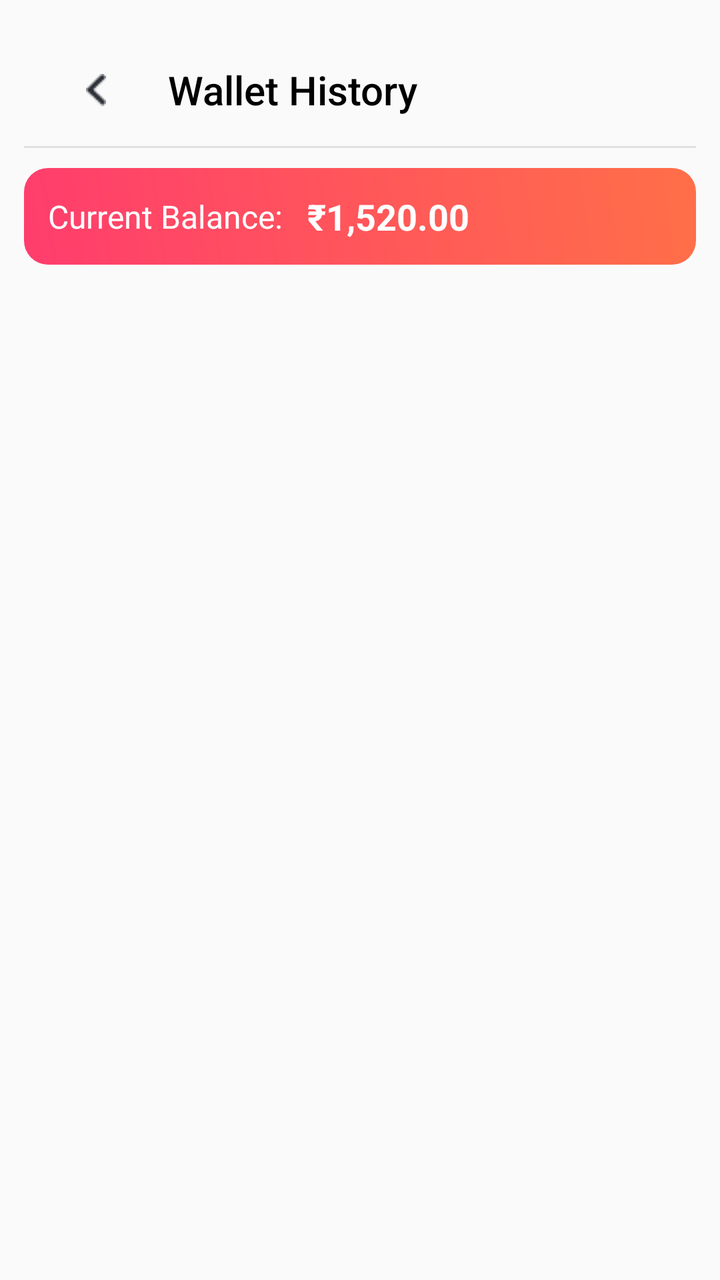
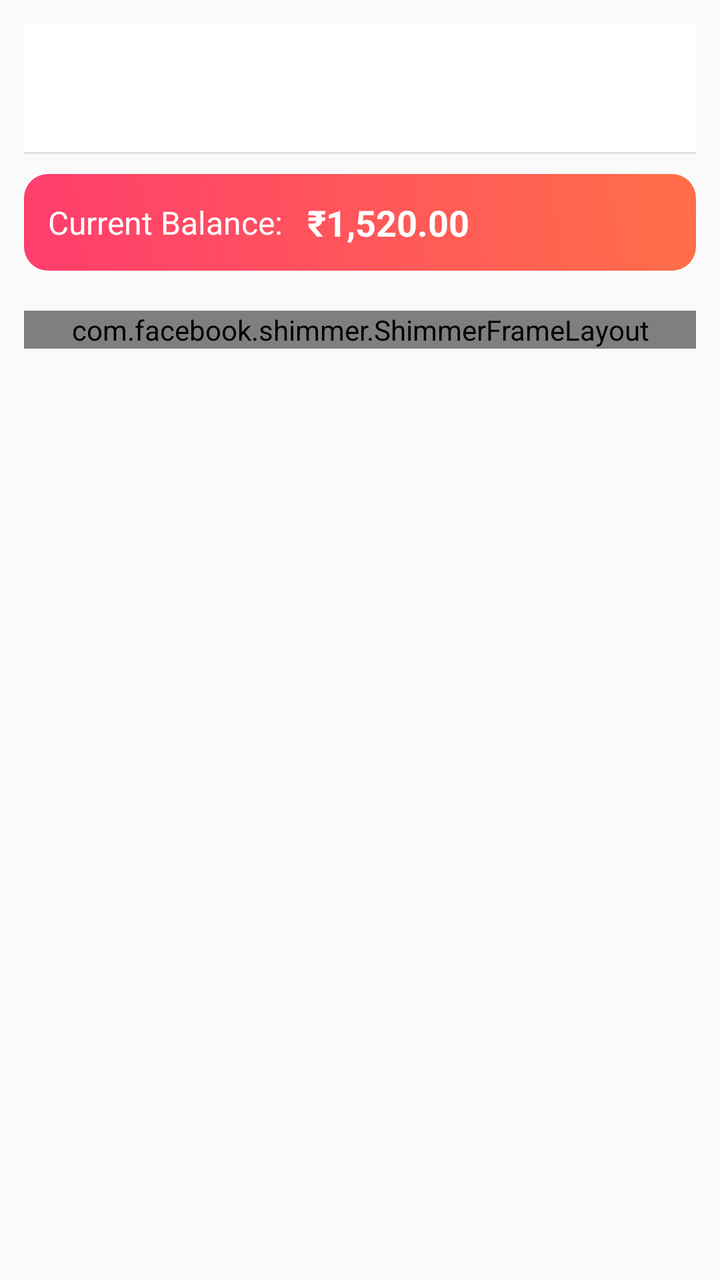

Before-and-after screenshots of an Android layout around one commit, followed by the original layout XML and the change that was made.
<!-- AndroidManifest.xml: application theme Theme.Food_delivery -->
<!-- res/layout/activity_wallet_history.xml -->
<?xml version="1.0" encoding="utf-8"?>
<layout xmlns:android="http://schemas.android.com/apk/res/android"
    xmlns:app="http://schemas.android.com/apk/res-auto">
    <data></data>

    <LinearLayout
        android:orientation="vertical"
        android:background="#FAFAFA"
        android:padding="12dp"
        android:layout_width="match_parent"
        android:layout_height="match_parent">

        <Toolbar
            android:id="@+id/toolbar"
            android:layout_width="match_parent"
            android:layout_height="wrap_content"
            android:background="@android:color/transparent"
            android:elevation="0dp"
            android:title="Wallet History"
            android:titleTextColor="@android:color/black"
            android:navigationIcon="@drawable/ic_back"
            android:paddingStart="8dp"
            android:paddingEnd="8dp"
            android:paddingTop="5dp"
            app:titleCentered="true" />

        <View
            android:layout_width="match_parent"
            android:layout_height="1dp"
            android:background="#E0E0E0"
            android:layout_marginBottom="10dp"/>

        
        <LinearLayout
            android:orientation="horizontal"
            android:padding="12dp"
            android:gravity="center_vertical"
            android:background="@drawable/wallet_balance_bg"
            android:layout_width="match_parent"
            android:layout_height="wrap_content"
            android:layout_marginBottom="10dp">

            <TextView
                android:text="Current Balance:"
                android:textSize="16sp"
                android:textColor="#FFFFFF"
                android:layout_width="wrap_content"
                android:layout_height="wrap_content"/>

            <TextView
                android:id="@+id/tvWalletBalance"
                android:text=" ₹1,520.00"
                android:textStyle="bold"
                android:textSize="18sp"
                android:textColor="#FFFFFF"
                android:layout_width="wrap_content"
                android:layout_height="wrap_content"
                android:paddingStart="8dp"/>
        </LinearLayout>

        
        <androidx.recyclerview.widget.RecyclerView
            android:id="@+id/recyclerWalletHistory"
            android:layout_width="match_parent"
            android:layout_height="match_parent"
            android:paddingBottom="10dp"
            android:clipToPadding="false" />

    </LinearLayout>
</layout>
<!-- resources referenced by this layout -->
<resources>
  <!-- drawable ic_back: png bitmap (drawable, 350 bytes) -->
  <!-- drawable wallet_balance_bg (drawable) -->
  <shape xmlns:android="http://schemas.android.com/apk/res/android"
      android:shape="rectangle">
      <gradient
          android:startColor="#FF3D6D"
          android:endColor="#FF6F48"
          android:angle="45"/>
      <corners android:radius="12dp"/>
  </shape>
  <style name="Theme.Food_delivery" parent="Base.Theme.Food_delivery" />
  <style name="Base.Theme.Food_delivery" parent="Theme.Material3.DayNight.NoActionBar">
          
          <item name="android:statusBarColor">@color/white</item>
          <item name="android:windowLightStatusBar">true</item>
  
          
          <item name="android:navigationBarColor">@color/white</item>
  
          
          
          
      </style>
  <color name="white">#FFFFFFFF</color>
</resources>

<!-- the commit's change to res/layout/activity_wallet_history.xml (unified diff, before → after) -->
@@ -1,6 +1,7 @@
 <?xml version="1.0" encoding="utf-8"?>
 <layout xmlns:android="http://schemas.android.com/apk/res/android"
     xmlns:app="http://schemas.android.com/apk/res-auto">
+
     <data></data>
 
     <LinearLayout
@@ -10,25 +11,22 @@
         android:layout_width="match_parent"
         android:layout_height="match_parent">
 
-        <Toolbar
+        <androidx.appcompat.widget.Toolbar
             android:id="@+id/toolbar"
             android:layout_width="match_parent"
             android:layout_height="wrap_content"
-            android:background="@android:color/transparent"
+            android:background="@android:color/white"
             android:elevation="0dp"
             android:title="Wallet History"
             android:titleTextColor="@android:color/black"
             android:navigationIcon="@drawable/ic_back"
-            android:paddingStart="8dp"
-            android:paddingEnd="8dp"
-            android:paddingTop="5dp"
             app:titleCentered="true" />
 
         <View
             android:layout_width="match_parent"
             android:layout_height="1dp"
             android:background="#E0E0E0"
-            android:layout_marginBottom="10dp"/>
+            android:layout_marginBottom="10dp" />
 
         
         <LinearLayout
@@ -59,12 +57,53 @@
         </LinearLayout>
 
         
+        <com.facebook.shimmer.ShimmerFrameLayout
+            android:id="@+id/shimmerLayout"
+            android:layout_width="match_parent"
+            android:layout_height="wrap_content"
+            app:shimmer_auto_start="true"
+            android:layout_marginTop="10dp">
+
+            <LinearLayout
+                android:orientation="vertical"
+                android:layout_width="match_parent"
+                android:layout_height="wrap_content"
+                android:padding="8dp">
+
+                <View
+                    android:layout_width="match_parent"
+                    android:layout_height="60dp"
+                    android:layout_marginBottom="8dp"
+                    android:background="#DDDDDD" />
+
+                <View
+                    android:layout_width="match_parent"
+                    android:layout_height="60dp"
+                    android:background="#DDDDDD" />
+
+            </LinearLayout>
+        </com.facebook.shimmer.ShimmerFrameLayout>
+
+        
+        <TextView
+            android:id="@+id/tvEmptyState"
+            android:text="No wallet history found"
+            android:textSize="16sp"
+            android:textColor="#888"
+            android:gravity="center"
+            android:visibility="gone"
+            android:layout_width="match_parent"
+            android:layout_height="wrap_content"
+            android:layout_marginTop="20dp"/>
+
+        
         <androidx.recyclerview.widget.RecyclerView
             android:id="@+id/recyclerWalletHistory"
             android:layout_width="match_parent"
             android:layout_height="match_parent"
             android:paddingBottom="10dp"
-            android:clipToPadding="false" />
+            android:clipToPadding="false"
+            android:visibility="gone" />
 
     </LinearLayout>
 </layout>
